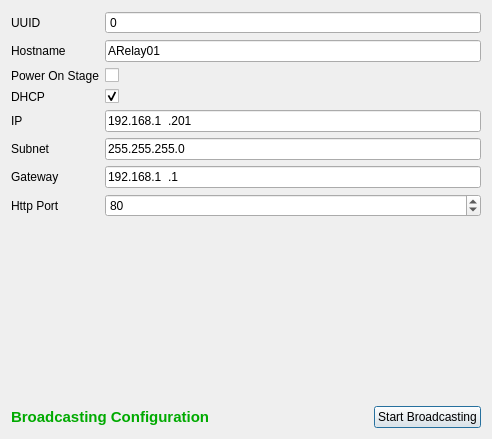
The window that automata-configurator/src/ARelayConfiguratorDialog.ui (orcun-gokbulut/automata) describes before a commit, drawn with Qt 5.
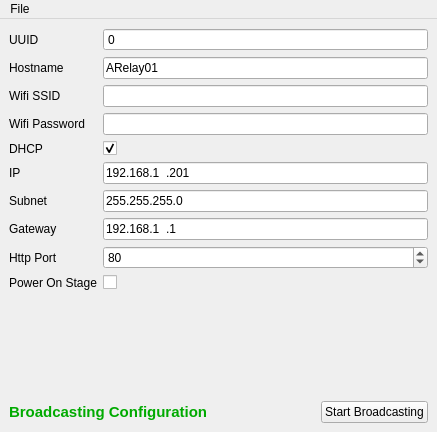
The same window after the commit.

Commit message: ADD: Automata workspace added. ADD: Save and open functionality have been added to relay configurator. MOD: Many bug fixes and internal improvements have been made on relay configurator.

What changed in the file:
```diff
--- a/automata-configurator/src/ARelayConfiguratorDialog.ui
+++ b/automata-configurator/src/ARelayConfiguratorDialog.ui
@@ -1,18 +1,19 @@
 <?xml version="1.0" encoding="UTF-8"?>
 <ui version="4.0">
  <class>ARelayConfiguratorDialog</class>
- <widget class="QDialog" name="ARelayConfiguratorDialog">
+ <widget class="QMainWindow" name="ARelayConfiguratorDialog">
   <property name="geometry">
    <rect>
     <x>0</x>
     <y>0</y>
-    <width>492</width>
-    <height>439</height>
+    <width>437</width>
+    <height>432</height>
    </rect>
   </property>
   <property name="windowTitle">
    <string>Automata Relay Configurator</string>
   </property>
+  <widget class="QWidget" name="centralwidget">
   <layout class="QVBoxLayout" name="verticalLayout">
    <item>
     <layout class="QFormLayout" name="formLayout">
@@ -43,49 +44,42 @@
        </property>
       </widget>
      </item>
-     <item row="2" column="0">
-      <widget class="QLabel" name="label_3">
-       <property name="text">
-        <string>Power On Stage</string>
-       </property>
-      </widget>
-     </item>
-     <item row="3" column="0">
+      <item row="4" column="0">
       <widget class="QLabel" name="label_4">
        <property name="text">
         <string>DHCP</string>
        </property>
       </widget>
      </item>
-     <item row="4" column="0">
+      <item row="5" column="0">
       <widget class="QLabel" name="label_5">
        <property name="text">
         <string>IP</string>
        </property>
       </widget>
      </item>
-     <item row="5" column="0">
+      <item row="6" column="0">
       <widget class="QLabel" name="label_6">
        <property name="text">
         <string>Subnet</string>
        </property>
       </widget>
      </item>
-     <item row="6" column="0">
+      <item row="7" column="0">
       <widget class="QLabel" name="label_7">
        <property name="text">
         <string>Gateway</string>
        </property>
       </widget>
      </item>
-     <item row="7" column="0">
+      <item row="8" column="0">
       <widget class="QLabel" name="label_8">
        <property name="text">
         <string>Http Port</string>
        </property>
       </widget>
      </item>
-     <item row="7" column="1">
+      <item row="8" column="1">
       <widget class="QSpinBox" name="spnHttpPort">
        <property name="maximum">
         <number>65535</number>
@@ -105,20 +99,7 @@
        </property>
       </widget>
      </item>
-     <item row="2" column="1">
-      <widget class="QCheckBox" name="chkPowerOn">
-       <property name="sizePolicy">
-        <sizepolicy hsizetype="Minimum" vsizetype="Fixed">
-         <horstretch>0</horstretch>
-         <verstretch>0</verstretch>
-        </sizepolicy>
-       </property>
-       <property name="text">
-        <string/>
-       </property>
-      </widget>
-     </item>
-     <item row="3" column="1">
+      <item row="4" column="1">
       <widget class="QCheckBox" name="chkDHCP">
        <property name="text">
         <string/>
@@ -128,7 +109,7 @@
        </property>
       </widget>
      </item>
-     <item row="4" column="1">
+      <item row="5" column="1">
       <widget class="QLineEdit" name="txtIP">
        <property name="inputMask">
         <string>000.000.000.000</string>
@@ -138,7 +119,7 @@
        </property>
       </widget>
      </item>
-     <item row="5" column="1">
+      <item row="6" column="1">
       <widget class="QLineEdit" name="txtSubnet">
        <property name="inputMask">
         <string>000.000.000.000</string>
@@ -148,7 +129,7 @@
        </property>
       </widget>
      </item>
-     <item row="6" column="1">
+      <item row="7" column="1">
       <widget class="QLineEdit" name="txtGateway">
        <property name="inputMask">
         <string>000.000.000.000</string>
@@ -158,7 +139,7 @@
        </property>
       </widget>
      </item>
-     <item row="8" column="1">
+      <item row="10" column="1">
       <spacer name="verticalSpacer">
        <property name="orientation">
         <enum>Qt::Vertical</enum>
@@ -171,6 +152,46 @@
        </property>
       </spacer>
      </item>
+      <item row="3" column="1">
+       <widget class="QLineEdit" name="txtWifiPassword"/>
+      </item>
+      <item row="9" column="1">
+       <widget class="QCheckBox" name="chkPowerOn">
+        <property name="sizePolicy">
+         <sizepolicy hsizetype="Minimum" vsizetype="Fixed">
+          <horstretch>0</horstretch>
+          <verstretch>0</verstretch>
+         </sizepolicy>
+        </property>
+        <property name="text">
+         <string/>
+        </property>
+       </widget>
+      </item>
+      <item row="9" column="0">
+       <widget class="QLabel" name="label_3">
+        <property name="text">
+         <string>Power On Stage</string>
+        </property>
+       </widget>
+      </item>
+      <item row="3" column="0">
+       <widget class="QLabel" name="label_9">
+        <property name="text">
+         <string>Wifi Password</string>
+        </property>
+       </widget>
+      </item>
+      <item row="2" column="0">
+       <widget class="QLabel" name="label_10">
+        <property name="text">
+         <string>Wifi SSID</string>
+        </property>
+       </widget>
+      </item>
+      <item row="2" column="1">
+       <widget class="QLineEdit" name="txtWifiSSID"/>
+      </item>
     </layout>
    </item>
    <item>
@@ -205,6 +226,74 @@
     </layout>
    </item>
   </layout>
+  </widget>
+  <widget class="QMenuBar" name="menubar">
+   <property name="geometry">
+    <rect>
+     <x>0</x>
+     <y>0</y>
+     <width>437</width>
+     <height>29</height>
+    </rect>
+   </property>
+   <widget class="QMenu" name="menuConfiguration">
+    <property name="title">
+     <string>File</string>
+    </property>
+    <addaction name="mnuNew"/>
+    <addaction name="separator"/>
+    <addaction name="mnuOpen"/>
+    <addaction name="separator"/>
+    <addaction name="mnuSave"/>
+    <addaction name="mnuSaveAs"/>
+    <addaction name="separator"/>
+    <addaction name="mnuExit"/>
+   </widget>
+   <addaction name="menuConfiguration"/>
+  </widget>
+  <action name="mnuNew">
+   <property name="text">
+    <string>New</string>
+   </property>
+   <property name="toolTip">
+    <string>New</string>
+   </property>
+   <property name="shortcut">
+    <string>Ctrl+N</string>
+   </property>
+  </action>
+  <action name="mnuOpen">
+   <property name="text">
+    <string>Open</string>
+   </property>
+   <property name="shortcut">
+    <string>Ctrl+O</string>
+   </property>
+  </action>
+  <action name="mnuSave">
+   <property name="text">
+    <string>Save</string>
+   </property>
+   <property name="shortcut">
+    <string>Ctrl+S</string>
+   </property>
+  </action>
+  <action name="mnuSaveAs">
+   <property name="text">
+    <string>Save As</string>
+   </property>
+   <property name="shortcut">
+    <string>Ctrl+Shift+S</string>
+   </property>
+  </action>
+  <action name="mnuExit">
+   <property name="text">
+    <string>Exit</string>
+   </property>
+   <property name="shortcut">
+    <string>Ctrl+Q</string>
+   </property>
+  </action>
  </widget>
  <resources/>
  <connections/>
```
Left out of the diff: 2 changed lines with no effect on the pictures. Lines whose indentation alone changed are shown as unchanged. The commit also changes 4 other files.
